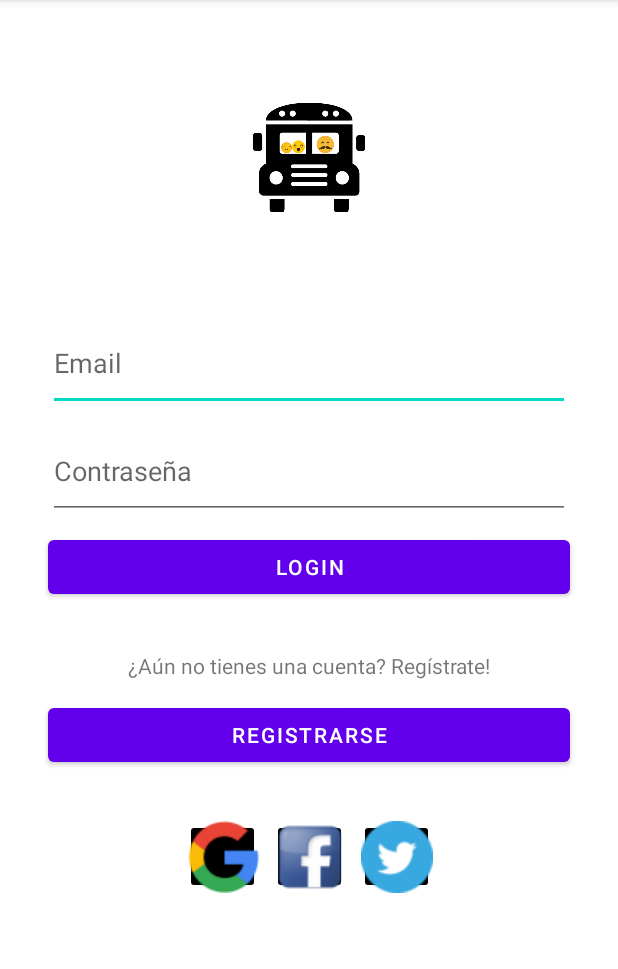
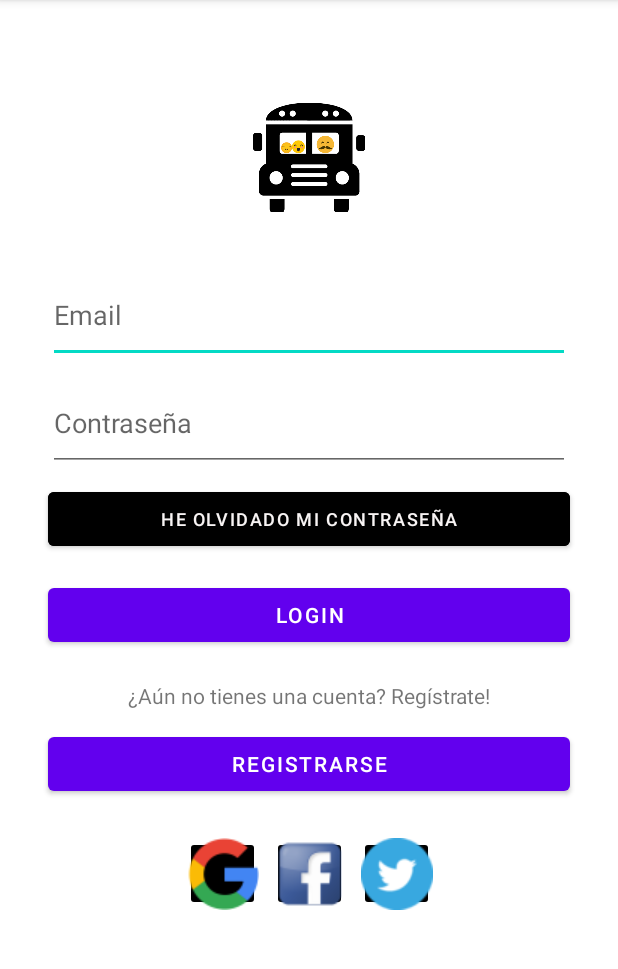
Before and after one commit to Eldervar1519/Kiddo_Delivery, an Android app: the TwitterActivity screen opened directly, with no data from a screen before it, on a phone screen of 412 x 824 dp, the part 84-1053 px from its top. Run offline under Robolectric (Android 15) with nearby library versions, the light colour scheme and no system bars; our stand-ins replace Firebase (no records; nobody signed in at launch, a user with empty details on screens opened directly); 4 statements that could not run were skipped.

Commit message:
reestablecer contraseña, en desarrollo

```diff
--- a/app/src/main/AndroidManifest.xml
+++ b/app/src/main/AndroidManifest.xml
@@ -11,6 +11,9 @@
         android:roundIcon="@mipmap/ic_launcher_round"
         android:supportsRtl="true"
         android:theme="@style/Theme.KiddoDelivery">
+        <activity
+            android:name=".ResetPasswordActivity"
+            android:exported="false" />
         <activity
             android:name=".ProfileActivity"
             android:exported="false" />
--- a/app/src/main/res/layout/activity_login.xml
+++ b/app/src/main/res/layout/activity_login.xml
@@ -23,7 +23,6 @@
         android:layout_width="match_parent"
         android:layout_height="64dp"
         android:layout_marginStart="32dp"
-        android:layout_marginTop="32dp"
         android:layout_marginEnd="32dp"
         android:ems="10"
         android:hint="@string/Email"
@@ -51,11 +50,33 @@
         android:layout_width="match_parent"
         android:layout_height="wrap_content"
         android:layout_marginStart="32dp"
-        android:layout_marginTop="8dp"
+        android:layout_marginTop="16dp"
         android:layout_marginEnd="32dp"
         android:onClick="iniciarSesion"
         android:text="@string/Login"
         app:layout_constraintEnd_toEndOf="parent"
+        app:layout_constraintHorizontal_bias="0.0"
+        app:layout_constraintStart_toStartOf="parent"
+        app:layout_constraintTop_toBottomOf="@+id/buttonResetPassword" />
+
+    <Button
+        android:id="@+id/buttonResetPassword"
+        android:layout_width="match_parent"
+        android:layout_height="wrap_content"
+        android:layout_marginStart="32dp"
+        android:layout_marginTop="8dp"
+        android:layout_marginEnd="32dp"
+        android:backgroundTint="#000000"
+        android:elegantTextHeight="false"
+        android:onClick="irResetPassword"
+        android:paddingTop="0dp"
+        android:paddingBottom="0dp"
+        android:text="@string/Reset_password"
+        android:textAlignment="gravity"
+        android:textColor="#F8F4F4"
+        android:textSize="12sp"
+        app:layout_constraintEnd_toEndOf="parent"
+        app:layout_constraintHorizontal_bias="0.0"
         app:layout_constraintStart_toStartOf="parent"
         app:layout_constraintTop_toBottomOf="@+id/editTextPasswordLogin" />
 
@@ -64,21 +85,21 @@
         android:layout_width="match_parent"
         android:layout_height="wrap_content"
         android:layout_marginStart="32dp"
-        android:layout_marginTop="120dp"
+        android:layout_marginTop="12dp"
         android:layout_marginEnd="32dp"
         android:onClick="irRegistrarse"
         android:text="@string/Registrarse"
         app:layout_constraintEnd_toEndOf="parent"
         app:layout_constraintHorizontal_bias="0.0"
         app:layout_constraintStart_toStartOf="parent"
-        app:layout_constraintTop_toBottomOf="@+id/editTextPasswordLogin" />
+        app:layout_constraintTop_toBottomOf="@+id/textViewIntroduceDatos" />
 
     <TextView
         android:id="@+id/textViewIntroduceDatos"
         android:layout_width="match_parent"
         android:layout_height="wrap_content"
         android:layout_marginStart="32dp"
-        android:layout_marginTop="32dp"
+        android:layout_marginTop="20dp"
         android:layout_marginEnd="32dp"
         android:gravity="center"
         android:text="@string/AunCuenta"
@@ -90,7 +111,7 @@
         android:id="@+id/imageButtonFacebook"
         android:layout_width="50dp"
         android:layout_height="50dp"
-        android:layout_marginTop="32dp"
+        android:layout_marginTop="24dp"
         android:backgroundTint="#000000"
         android:contentDescription="@string/RegistroFacebook"
         android:scaleType="center"
@@ -104,7 +125,7 @@
         android:layout_width="50dp"
         android:layout_height="50dp"
         android:layout_marginStart="8dp"
-        android:layout_marginTop="32dp"
+        android:layout_marginTop="24dp"
         android:backgroundTint="#000000"
         android:contentDescription="@string/RegistroTwitter"
         android:scaleType="center"
@@ -118,7 +139,7 @@
         android:id="@+id/imageButtonGoogle"
         android:layout_width="50dp"
         android:layout_height="50dp"
-        android:layout_marginTop="32dp"
+        android:layout_marginTop="24dp"
         android:layout_marginEnd="8dp"
         android:backgroundTint="#000000"
         android:contentDescription="@string/RegistroGoogle"
--- a/app/src/main/res/values/strings.xml
+++ b/app/src/main/res/values/strings.xml
@@ -16,6 +16,7 @@
     <string name="Calle">Calle y número / portal / piso</string>
     <string name="RepetirPassword">Repetir Contraseña</string>
     <string name="Poblacion">Población</string>
+    <string name="Reset_password">He olvidado mi contraseña</string>
 
     <string name="facebook_app_id">1234</string>
     <string name="fb_login_protocol_scheme">fb1234</string>
```
Also changed, not shown: app/src/main/java/com/kiddo/kiddodelivery/LoginActivity.java (+8 -0 lines), app/src/main/java/com/kiddo/kiddodelivery/ResetPasswordActivity.java (added, +14 -0 lines), app/src/main/res/layout/activity_reset_password.xml (added, +23 -0 lines), 1 other file.
